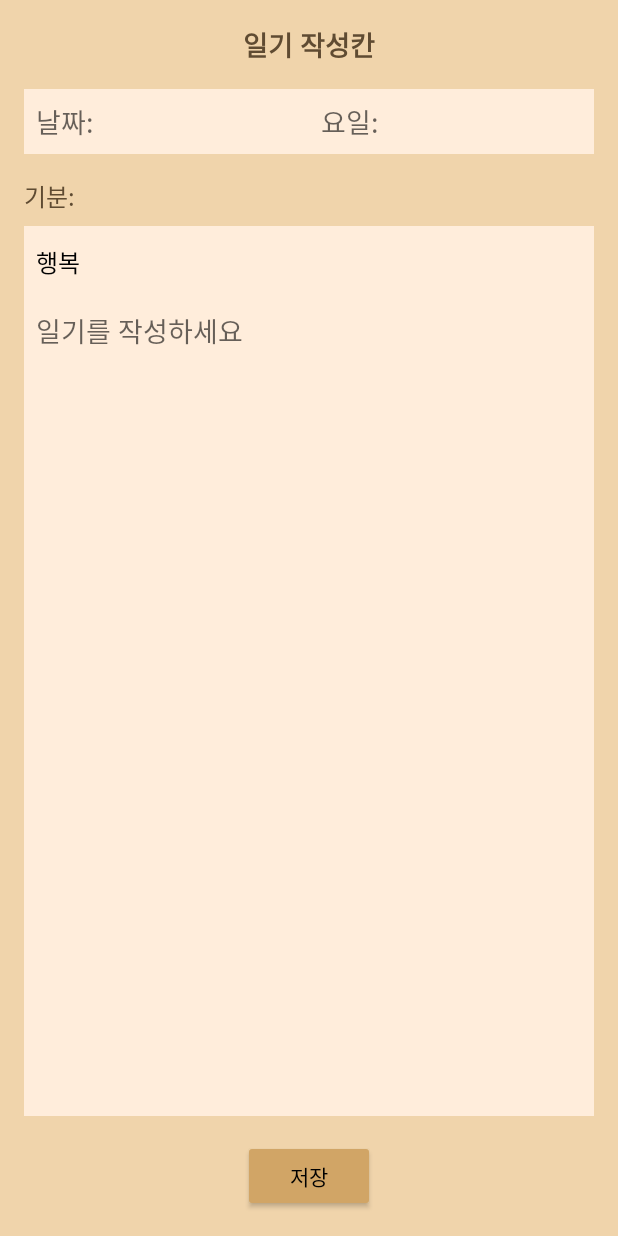
After one commit to jjeongee/oop_12, an Android app: the fragment DiaryEntry_Fragment shown on its own in the app's theme, on a phone screen of 412 x 824 dp. The commit adds this screen. Run offline under Robolectric (Android 15) with nearby library versions, the phone set to English and light mode, and no system bars; our stand-ins replace data binding.

Commit message:
일기 관련 로직 Fragment로 분할

```diff
--- a/app/src/main/java/com/example/toastout/NaviActivity.kt
+++ b/app/src/main/java/com/example/toastout/NaviActivity.kt
@@ -3,6 +3,7 @@ package com.example.toastout
 import android.os.Bundle
 import androidx.appcompat.app.AppCompatActivity
 import androidx.fragment.app.Fragment
+import com.example.toastout.ui.diary.Diary_Fragment
 import com.example.toastout.ui.home.Home_Fragment
 import com.example.toastout.ui.login.Login_Fragment
 import com.google.android.material.bottomnavigation.BottomNavigationView
--- a/app/src/main/java/com/example/toastout/ui/diary/DiaryEntryActivity.kt
+++ b/app/src/main/java/com/example/toastout/ui/diary/DiaryEntryActivity.kt
@@ -19,7 +19,7 @@ class DiaryEntryActivity : AppCompatActivity() {
 
     override fun onCreate(savedInstanceState: Bundle?) {
         super.onCreate(savedInstanceState) // super 호출을 가장 먼저 실행
-        setContentView(R.layout.activity_diary_entry) // 레이아웃 설정 후 뷰를 참조해야 합니다
+        setContentView(R.layout.fragment_diary_entry) // 레이아웃 설정 후 뷰를 참조해야 합니다
 
         // View 요소 초기화
         val emotionSpinner: Spinner = findViewById(R.id.emotionSpinner)
--- /dev/null
+++ b/app/src/main/java/com/example/toastout/ui/diary/DiaryEntry_Fragment.kt
@@ -0,0 +1,43 @@
+package com.example.toastout.ui.diary
+
+import android.os.Bundle
+import android.view.LayoutInflater
+import android.view.View
+import android.view.ViewGroup
+import android.widget.ArrayAdapter
+import androidx.databinding.DataBindingUtil
+import androidx.fragment.app.Fragment
+import androidx.fragment.app.viewModels
+import com.example.toastout.R
+import com.example.toastout.databinding.FragmentDiaryBinding
+import com.example.toastout.databinding.FragmentDiaryEntryBinding
+
+class DiaryEntry_Fragment: Fragment() {
+    private lateinit var binding: FragmentDiaryEntryBinding
+    private val diaryEntryViewModel: DiaryEntry_ViewModel by viewModels()
+
+
+    override fun onCreateView(
+        inflater: LayoutInflater, container: ViewGroup?,
+        savedInstanceState: Bundle?
+    ): View? {
+        binding = DataBindingUtil.inflate(inflater, R.layout.fragment_diary_entry, container, false)
+        binding.diaryEntryViewModel = diaryEntryViewModel
+        binding.lifecycleOwner = viewLifecycleOwner
+
+
+        // Spinner 설정
+        val emotions = arrayOf("행복", "슬픔", "화남")
+        val adapter = ArrayAdapter(requireContext(), android.R.layout.simple_spinner_dropdown_item, emotions)
+        binding.emotionSpinner.adapter = adapter
+
+        // 저장 버튼 클릭 이벤트
+        // TODO : firebase database에 일기 내용 저장하는 로직 구현 @DiaryEntry_ViewModel
+//        binding.saveButton.setOnClickListener {
+//            diaryEntryViewModel.saveEntry()
+//            Toast.makeText(requireContext(), "일기가 저장되었습니다!", Toast.LENGTH_SHORT).show()
+//        }
+
+        return binding.root
+    }
+}
--- /dev/null
+++ b/app/src/main/java/com/example/toastout/ui/diary/DiaryEntry_ViewModel.kt
@@ -0,0 +1,13 @@
+package com.example.toastout.ui.diary
+
+import androidx.lifecycle.MutableLiveData
+import androidx.lifecycle.ViewModel
+
+class DiaryEntry_ViewModel: ViewModel() {
+    val date = MutableLiveData<String>()
+    val day = MutableLiveData<String>()
+    val emotion = MutableLiveData<String>()
+    val diaryText = MutableLiveData<String>()
+
+    //TODO : firebase 저장 로직 만들기
+}
--- /dev/null
+++ b/app/src/main/res/layout/fragment_diary_entry.xml
@@ -0,0 +1,98 @@
+<?xml version="1.0" encoding="utf-8"?>
+<layout xmlns:android="http://schemas.android.com/apk/res/android">
+
+    <data>
+        <variable
+            name="diaryEntryViewModel"
+            type="com.example.toastout.ui.diary.DiaryEntry_ViewModel" />
+    </data>
+
+    <LinearLayout
+        android:layout_width="match_parent"
+        android:layout_height="match_parent"
+        android:orientation="vertical"
+        android:padding="16dp"
+        android:background="#F0D4AB">
+
+        <TextView
+            android:layout_width="wrap_content"
+            android:layout_height="wrap_content"
+            android:layout_gravity="center"
+            android:layout_marginBottom="16dp"
+            android:text="일기 작성칸"
+            android:textSize="18sp"
+            android:textStyle="bold"
+            android:textColor="#5F4B32" />
+
+        <!-- 날짜와 요일 입력 -->
+        <LinearLayout
+            android:layout_width="match_parent"
+            android:layout_height="wrap_content"
+            android:orientation="horizontal"
+            android:layout_marginBottom="8dp">
+
+            <EditText
+                android:id="@+id/dateEditText"
+                android:layout_width="0dp"
+                android:layout_weight="1"
+                android:layout_height="wrap_content"
+                android:hint="날짜: "
+                android:inputType="date"
+                android:padding="8dp"
+                android:background="#FFEDDB"
+                android:textColor="#5F4B32" />
+
+            <EditText
+                android:id="@+id/dayEditText"
+                android:layout_width="0dp"
+                android:layout_weight="1"
+                android:layout_height="wrap_content"
+                android:hint="요일: "
+                android:inputType="text"
+                android:padding="8dp"
+                android:background="#FFEDDB"
+                android:textColor="#5F4B32" />
+        </LinearLayout>
+
+        <!-- 기분 선택 -->
+        <TextView
+            android:layout_width="wrap_content"
+            android:layout_height="wrap_content"
+            android:text="기분:"
+            android:textSize="16sp"
+            android:layout_marginTop="8dp"
+            android:textColor="#5F4B32" />
+
+        <Spinner
+            android:id="@+id/emotionSpinner"
+            android:layout_width="match_parent"
+            android:layout_height="wrap_content"
+            android:layout_marginTop="8dp"
+            android:background="#FFEDDB" />
+
+        <!-- 일기 작성 -->
+        <EditText
+            android:id="@+id/editTextDiary"
+            android:layout_width="match_parent"
+            android:layout_height="0dp"
+            android:layout_weight="1"
+            android:background="#FFEDDB"
+            android:gravity="top"
+            android:hint="일기를 작성하세요"
+            android:inputType="textMultiLine"
+            android:padding="8dp"
+            android:textColor="#5F4B32" />
+
+        <!-- 저장 버튼 -->
+        <Button
+            android:id="@+id/saveButton"
+            android:layout_width="wrap_content"
+            android:layout_height="wrap_content"
+            android:layout_gravity="center"
+            android:text="저장"
+            android:layout_marginTop="16dp"
+            android:backgroundTint="#D1A566" />
+
+    </LinearLayout>
+
+</layout>
```
Also changed, not shown: app/src/main/java/com/example/toastout/Diary_Fragment.kt (deleted, +0 -18 lines), app/src/main/java/com/example/toastout/data/adapter/Calendar_Adapter.kt (added, +33 -0 lines), app/src/main/java/com/example/toastout/ui/diary/DiaryViewActivity.kt (deleted, +0 -59 lines), app/src/main/java/com/example/toastout/ui/diary/DiaryView_Fragment.kt (added, +39 -0 lines), app/src/main/java/com/example/toastout/ui/diary/DiaryView_ViewModel.kt (added, +14 -0 lines), app/src/main/java/com/example/toastout/ui/diary/Diary_Fragment.kt (added, +20 -0 lines), app/src/main/res/layout/activity_diary_entry.xml (deleted, +0 -90 lines), app/src/main/res/layout/activity_diary_view.xml (deleted, +0 -35 lines), app/src/main/res/layout/fragment_diary.xml (+21 -7 lines), app/src/main/res/layout/fragment_diary_view.xml (added, +45 -0 lines).
